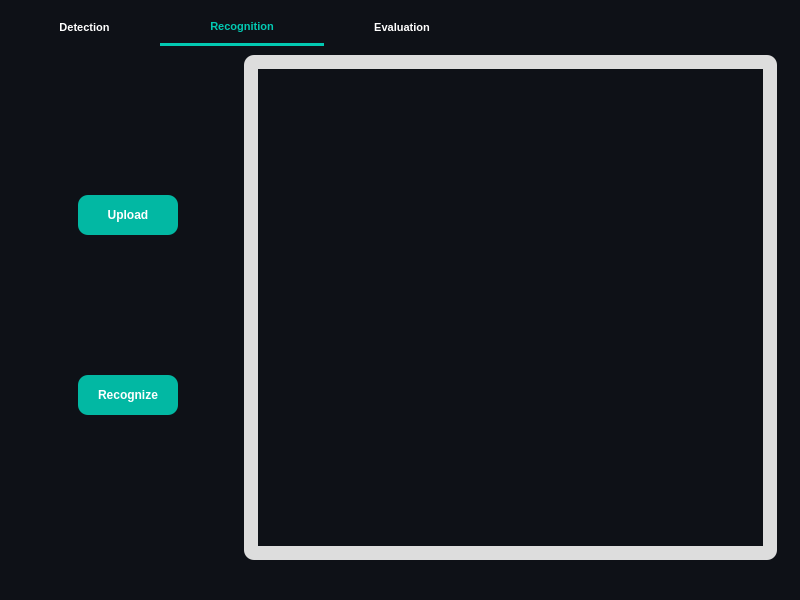
Old version of the form task5.ui in the repository Mohamed-hazem-mahrous/computer_vision_toolkit.
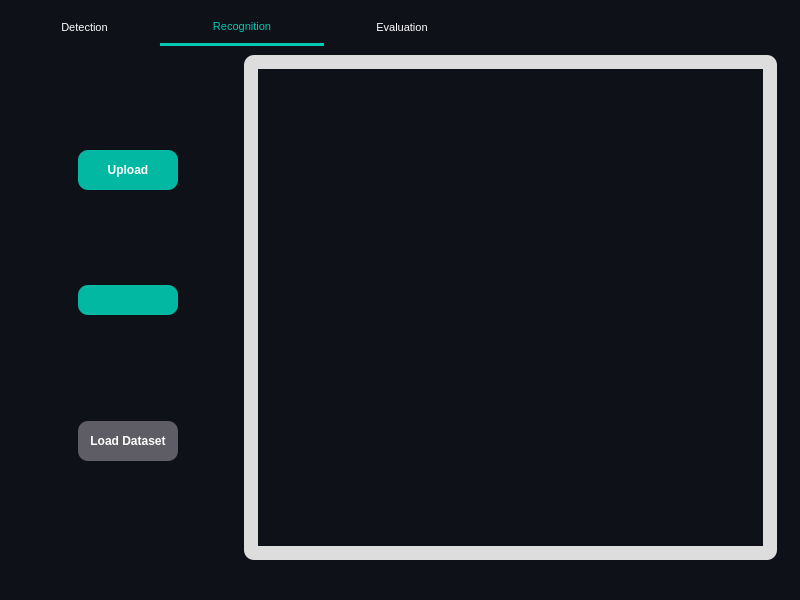
New version of the form. The open tabs and pages were chosen to show the change. Custom widgets are drawn as their Qt base class.

Commit message: face recognition linked UI

Diff of the .ui file:
```diff
--- a/task5.ui
+++ b/task5.ui
@@ -18,7 +18,7 @@
   </property>
   <widget class="QWidget" name="centralwidget">
    <layout class="QGridLayout" name="gridLayout">
-    <item row="0" column="0">
+    <item row="1" column="0">
      <widget class="QTabWidget" name="tabWidget">
       <property name="styleSheet">
        <string notr="true">QTabWidget::pane {
@@ -30,7 +30,7 @@
     border: none; /* Remove border */
     padding: 10px 50px; /* Adjust padding */
 font-size:8pt;
-font-weight:800 ;
+font-weight:50 ;
     margin: 0px; /* Adjust margin */
 }
 
@@ -41,20 +41,8 @@
  border-bottom: 3px solid  rgb(2, 201, 178);
 }</string>
       </property>
-      <property name="tabShape">
-       <enum>QTabWidget::Rounded</enum>
-      </property>
       <property name="currentIndex">
-       <number>0</number>
-      </property>
-      <property name="iconSize">
-       <size>
-        <width>50</width>
-        <height>50</height>
-       </size>
-      </property>
-      <property name="elideMode">
-       <enum>Qt::ElideNone</enum>
+       <number>1</number>
       </property>
       <widget class="QWidget" name="tab_3">
        <attribute name="title">
@@ -235,8 +223,6 @@
        <attribute name="title">
         <string>Recognition</string>
        </attribute>
-       <layout class="QGridLayout" name="gridLayout_3">
-        <item row="0" column="0">
          <layout class="QGridLayout" name="gridLayout_2">
           <item row="0" column="0">
            <layout class="QVBoxLayout" name="verticalLayout">
@@ -268,114 +254,6 @@
                <number>0</number>
               </property>
               <item>
-               <spacer name="horizontalSpacer">
-                <property name="orientation">
-                 <enum>Qt::Horizontal</enum>
-                </property>
-                <property name="sizeType">
-                 <enum>QSizePolicy::Fixed</enum>
-                </property>
-                <property name="sizeHint" stdset="0">
-                 <size>
-                  <width>60</width>
-                  <height>20</height>
-                 </size>
-                </property>
-               </spacer>
-              </item>
-              <item>
-               <widget class="QPushButton" name="upload_btn">
-                <property name="minimumSize">
-                 <size>
-                  <width>0</width>
-                  <height>30</height>
-                 </size>
-                </property>
-                <property name="maximumSize">
-                 <size>
-                  <width>100</width>
-                  <height>16777215</height>
-                 </size>
-                </property>
-                <property name="styleSheet">
-                 <string notr="true">QPushButton {
-    width: 90%;
-    Height: 40%;
-
-    background-color: rgb(2, 184, 163); /* Replace with the corresponding color value for --dark-grey in your application */
-    color: white;
-font-weight:800 ;
-    border-radius: 10px;
-    text-align: center;
-
-}
-
-QPushButton:hover {
-    background-color: white;
-color:rgb(2, 184, 163); /* Replace with the corresponding color value for --darkest-color in your application */
-}
-</string>
-                </property>
-                <property name="text">
-                 <string>Upload</string>
-                </property>
-                <property name="iconSize">
-                 <size>
-                  <width>14</width>
-                  <height>16</height>
-                 </size>
-                </property>
-                <property name="autoRepeatInterval">
-                 <number>91</number>
-                </property>
-               </widget>
-              </item>
-              <item>
-               <spacer name="horizontalSpacer_2">
-                <property name="orientation">
-                 <enum>Qt::Horizontal</enum>
-                </property>
-                <property name="sizeType">
-                 <enum>QSizePolicy::Fixed</enum>
-                </property>
-                <property name="sizeHint" stdset="0">
-                 <size>
-                  <width>60</width>
-                  <height>20</height>
-                 </size>
-                </property>
-               </spacer>
-              </item>
-             </layout>
-            </item>
-            <item>
-             <spacer name="verticalSpacer">
-              <property name="orientation">
-               <enum>Qt::Vertical</enum>
-              </property>
-              <property name="sizeHint" stdset="0">
-               <size>
-                <width>20</width>
-                <height>40</height>
-               </size>
-              </property>
-             </spacer>
-            </item>
-            <item>
-             <layout class="QHBoxLayout" name="horizontalLayout_52">
-              <property name="leftMargin">
-               <number>0</number>
-              </property>
-              <property name="topMargin">
-               <number>0</number>
-              </property>
-              <property name="rightMargin">
-               <number>0</number>
-              </property>
-              <property name="bottomMargin">
-               <number>10</number>
-              </property>
-              <item>
                <spacer name="horizontalSpacer_3">
                 <property name="orientation">
                  <enum>Qt::Horizontal</enum>
@@ -392,10 +270,10 @@
                </spacer>
               </item>
               <item>
-               <widget class="QPushButton" name="recognize_btn">
+             <widget class="QPushButton" name="recognition_browse_button">
                 <property name="minimumSize">
                  <size>
-                  <width>0</width>
+                <width>100</width>
                   <height>30</height>
                  </size>
                 </property>
@@ -408,7 +286,8 @@
                 <property name="styleSheet">
                  <string notr="true">QPushButton {
     width: 90%;
-height: 40%;
+    Height: 40%;
+
     background-color: rgb(2, 184, 163); /* Replace with the corresponding color value for --dark-grey in your application */
     color: white;
 font-weight:800 ;
@@ -424,7 +303,7 @@
 </string>
                 </property>
                 <property name="text">
-                 <string>Recognize</string>
+               <string>Upload</string>
                 </property>
                </widget>
               </item>
@@ -446,6 +325,100 @@
               </item>
              </layout>
             </item>
+          <item>
+           <spacer name="verticalSpacer">
+            <property name="orientation">
+             <enum>Qt::Vertical</enum>
+            </property>
+            <property name="sizeHint" stdset="0">
+             <size>
+              <width>20</width>
+              <height>40</height>
+             </size>
+            </property>
+           </spacer>
+          </item>
+          <item>
+           <layout class="QHBoxLayout" name="horizontalLayout_52">
+            <property name="leftMargin">
+             <number>0</number>
+            </property>
+            <property name="topMargin">
+             <number>0</number>
+            </property>
+            <property name="rightMargin">
+             <number>0</number>
+            </property>
+            <property name="bottomMargin">
+             <number>10</number>
+            </property>
+            <item>
+             <spacer name="horizontalSpacer_8">
+              <property name="orientation">
+               <enum>Qt::Horizontal</enum>
+              </property>
+              <property name="sizeType">
+               <enum>QSizePolicy::Fixed</enum>
+              </property>
+              <property name="sizeHint" stdset="0">
+               <size>
+                <width>60</width>
+                <height>20</height>
+               </size>
+              </property>
+             </spacer>
+            </item>
+            <item>
+             <widget class="QLabel" name="recognition_label">
+              <property name="minimumSize">
+               <size>
+                <width>100</width>
+                <height>30</height>
+               </size>
+              </property>
+              <property name="maximumSize">
+               <size>
+                <width>100</width>
+                <height>16777215</height>
+               </size>
+              </property>
+              <property name="styleSheet">
+               <string notr="true">QLabel {
+    width: 90%;
+    Height: 40%;
+
+    background-color: rgb(2, 184, 163); /* Replace with the corresponding color value for --dark-grey in your application */
+    color: white;
+font-weight:800 ;
+    border-radius: 10px;
+    text-align: center;
+
+}
+</string>
+              </property>
+              <property name="text">
+               <string/>
+              </property>
+             </widget>
+            </item>
+            <item>
+             <spacer name="horizontalSpacer_7">
+              <property name="orientation">
+               <enum>Qt::Horizontal</enum>
+              </property>
+              <property name="sizeType">
+               <enum>QSizePolicy::Fixed</enum>
+              </property>
+              <property name="sizeHint" stdset="0">
+               <size>
+                <width>60</width>
+                <height>20</height>
+               </size>
+              </property>
+             </spacer>
+            </item>
+           </layout>
+          </item>
             <item>
              <spacer name="verticalSpacer_3">
               <property name="orientation">
@@ -459,6 +432,105 @@
               </property>
              </spacer>
             </item>
+          <item>
+           <layout class="QHBoxLayout" name="horizontalLayout_55">
+            <property name="leftMargin">
+             <number>0</number>
+            </property>
+            <property name="topMargin">
+             <number>0</number>
+            </property>
+            <property name="rightMargin">
+             <number>0</number>
+            </property>
+            <property name="bottomMargin">
+             <number>10</number>
+            </property>
+            <item>
+             <spacer name="horizontalSpacer_5">
+              <property name="orientation">
+               <enum>Qt::Horizontal</enum>
+              </property>
+              <property name="sizeType">
+               <enum>QSizePolicy::Fixed</enum>
+              </property>
+              <property name="sizeHint" stdset="0">
+               <size>
+                <width>60</width>
+                <height>20</height>
+               </size>
+              </property>
+             </spacer>
+            </item>
+            <item>
+             <widget class="QPushButton" name="load_dataset_button">
+              <property name="minimumSize">
+               <size>
+                <width>100</width>
+                <height>30</height>
+               </size>
+              </property>
+              <property name="maximumSize">
+               <size>
+                <width>100</width>
+                <height>16777215</height>
+               </size>
+              </property>
+              <property name="styleSheet">
+               <string notr="true">QPushButton {
+    width: 90%;
+    Height: 40%;
+
+    background-color: rgb(94, 92, 100); /* Replace with the corresponding color value for --dark-grey in your application */
+    color: white;
+font-weight:800 ;
+    border-radius: 10px;
+    text-align: center;
+
+}
+
+QPushButton:hover {
+    background-color: white;
+color:rgb(2, 184, 163); /* Replace with the corresponding color value for --darkest-color in your application */
+}
+</string>
+              </property>
+              <property name="text">
+               <string>Load Dataset</string>
+              </property>
+             </widget>
+            </item>
+            <item>
+             <spacer name="horizontalSpacer_6">
+              <property name="orientation">
+               <enum>Qt::Horizontal</enum>
+              </property>
+              <property name="sizeType">
+               <enum>QSizePolicy::Fixed</enum>
+              </property>
+              <property name="sizeHint" stdset="0">
+               <size>
+                <width>60</width>
+                <height>20</height>
+               </size>
+              </property>
+             </spacer>
+            </item>
+           </layout>
+          </item>
+          <item>
+           <spacer name="verticalSpacer_6">
+            <property name="orientation">
+             <enum>Qt::Vertical</enum>
+            </property>
+            <property name="sizeHint" stdset="0">
+             <size>
+              <width>20</width>
+              <height>40</height>
+             </size>
+            </property>
+           </spacer>
+          </item>
            </layout>
           </item>
           <item row="0" column="1">
@@ -496,8 +568,6 @@
              </item>
             </layout>
            </widget>
-          </item>
-         </layout>
         </item>
        </layout>
       </widget>
```
Left out of the diff: 11 changed lines with no effect on the pictures. Lines whose indentation alone changed are shown as unchanged. The commit also changes 1 other file.
